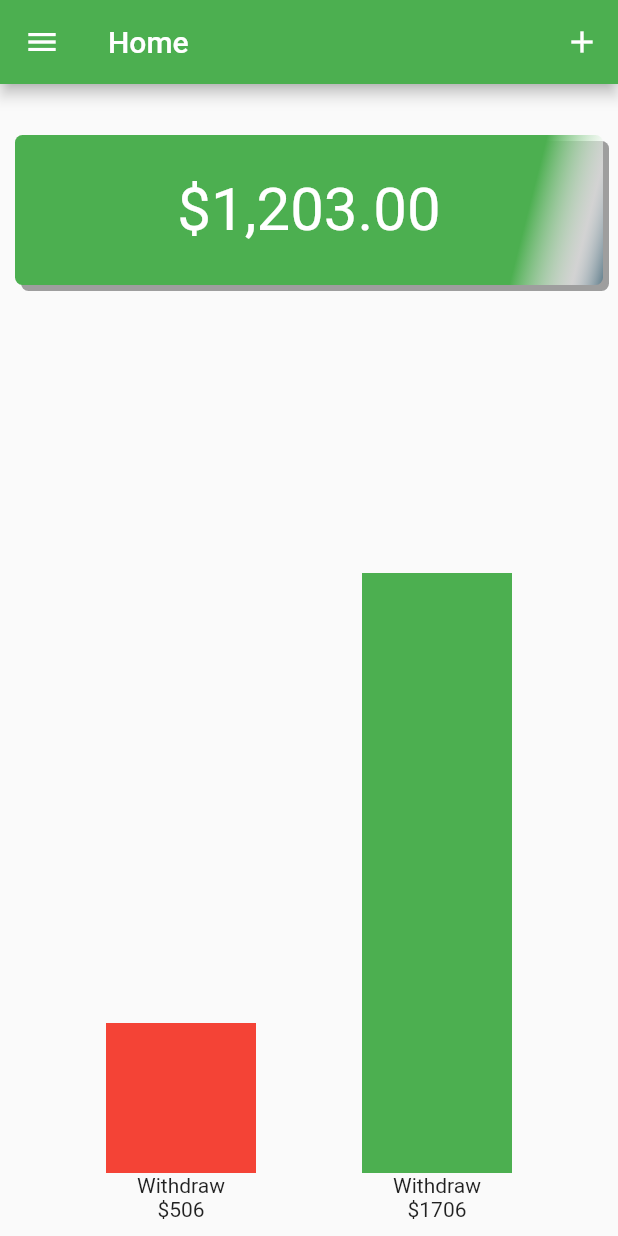
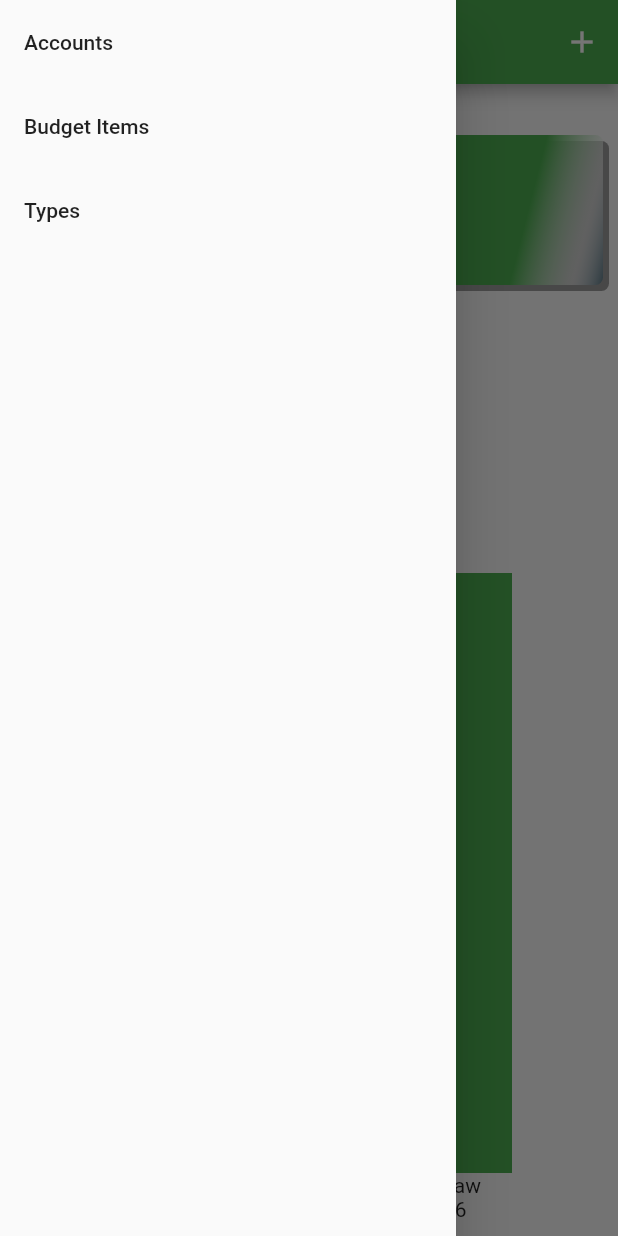
Before and after one commit to sumithpdd/flutterinmotion, a Flutter app: the screen it shows after launch, with the side drawer open (before the commit the screen has no drawer), on a phone screen of 412 x 824 dp. Run offline on Flutter 3.47's test engine with Material 2 defaults, Android fonts, the phone set to English and light mode, and no system bars.

Commit message:
Navigating with routes

```diff
--- a/spend_tracker/lib/application.dart
+++ b/spend_tracker/lib/application.dart
@@ -1,5 +1,5 @@
 import 'package:flutter/material.dart';
-import 'package:spend_tracker/pages/home/home_page.dart';
+import 'package:spend_tracker/routes.dart';
 
 class Application extends StatelessWidget {
   @override
@@ -9,7 +9,8 @@ class Application extends StatelessWidget {
       theme: ThemeData(
         primarySwatch: Colors.green
       ),
-      home:HomePage(),
+      initialRoute: '/',
+      routes: routes ,
     );
   }
 }
--- /dev/null
+++ b/spend_tracker/lib/pages/accounts/account_page.dart
@@ -0,0 +1,15 @@
+import 'package:flutter/material.dart';
+
+class AccountPage extends StatelessWidget {
+  @override
+  Widget build(BuildContext context) {
+    return Scaffold(
+      appBar: AppBar(
+        title: const Text('Accounts'),
+      ),
+      body: Center(
+        child: const Text('Accounts'),
+      ),
+    );
+  }
+}
--- /dev/null
+++ b/spend_tracker/lib/pages/accounts/accounts_page.dart
@@ -0,0 +1,16 @@
+
+import 'package:flutter/material.dart';
+
+class AccountsPage extends StatelessWidget {
+  @override
+  Widget build(BuildContext context) {
+    return Scaffold(
+      appBar: AppBar(
+        title: const Text('Accounts'),
+      ),
+      body: Center(
+        child: const Text('Accounts'),
+      ),
+    );
+  }
+}
--- a/spend_tracker/lib/pages/home/home_page.dart
+++ b/spend_tracker/lib/pages/home/home_page.dart
@@ -1,5 +1,5 @@
 import 'package:flutter/material.dart';
-import 'package:spend_tracker/pages/home/widgets/custom_text.dart';
+import 'package:spend_tracker/pages/home/widgets/menu.dart';
 
 class HomePage extends StatelessWidget {
   @override
@@ -7,8 +7,7 @@ class HomePage extends StatelessWidget {
     var amount = "1,203.00";
     return Scaffold(
       appBar: AppBar(
-        leading: Icon(Icons.menu),
-        title: const Text('Home'),
+         title: const Text('Home'),
         actions: <Widget>[
           IconButton(
             icon: Icon(Icons.add),
@@ -17,6 +16,7 @@ class HomePage extends StatelessWidget {
           ),
         ],
       ),
+      drawer: Menu(),
       body: Column(
         crossAxisAlignment: CrossAxisAlignment.stretch,
         mainAxisAlignment: MainAxisAlignment.end,
--- /dev/null
+++ b/spend_tracker/lib/pages/home/widgets/menu.dart
@@ -0,0 +1,25 @@
+import 'package:flutter/material.dart';
+
+class Menu extends StatelessWidget {
+  @override
+  Widget build(BuildContext context) {
+    return Drawer(
+      child: Column(
+        children: <Widget>[
+          ListTile(
+            title: const Text('Accounts'),
+            onTap: () => Navigator.of(context).pushNamed('/accounts'),
+          ),
+          ListTile(
+            title: const Text('Budget Items'),
+            onTap: () => Navigator.of(context).pushNamed('/items'),
+          ),
+          ListTile(
+            title: const Text('Types'),
+            onTap: () => Navigator.of(context).pushNamed('/types'),
+          ),
+        ],
+      ),
+    );
+  }
+}
--- /dev/null
+++ b/spend_tracker/lib/pages/index.dart
@@ -0,0 +1,10 @@
+library pages;
+
+export './home/home_page.dart';
+export './accounts/account_page.dart';
+export './accounts/accounts_page.dart';
+export './icons/icons_page.dart';
+export './items/item_page.dart';
+export './items/items_page.dart';
+export './types/type_page.dart';
+export './types/types_page.dart';
--- /dev/null
+++ b/spend_tracker/lib/pages/items/items_page.dart
@@ -0,0 +1,16 @@
+
+import 'package:flutter/material.dart';
+
+class ItemsPage extends StatelessWidget {
+  @override
+  Widget build(BuildContext context) {
+    return Scaffold(
+      appBar: AppBar(
+        title: const Text('Items'),
+      ),
+      body: Center(
+        child: const Text('Items'),
+      ),
+    );
+  }
+}
--- /dev/null
+++ b/spend_tracker/lib/pages/types/types_page.dart
@@ -0,0 +1,16 @@
+
+import 'package:flutter/material.dart';
+
+class TypesPage extends StatelessWidget {
+  @override
+  Widget build(BuildContext context) {
+    return Scaffold(
+      appBar: AppBar(
+        title: const Text('Types'),
+      ),
+      body: Center(
+        child: const Text('Types'),
+      ),
+    );
+  }
+}
--- /dev/null
+++ b/spend_tracker/lib/routes.dart
@@ -0,0 +1,9 @@
+import 'package:flutter/material.dart';
+import 'package:spend_tracker/pages/index.dart';
+
+final routes = {
+  '/': (BuildContext context) => HomePage(),
+  '/accounts': (BuildContext context) => AccountPage(),
+  '/items': (BuildContext context) => ItemsPage(),
+  '/types': (BuildContext context) => TypePage(),
+};
```
Also changed, not shown: spend_tracker/lib/pages/icons/icons_page.dart (added, +16 -0 lines), spend_tracker/lib/pages/items/item_page.dart (added, +16 -0 lines), spend_tracker/lib/pages/types/type_page.dart (added, +16 -0 lines).
